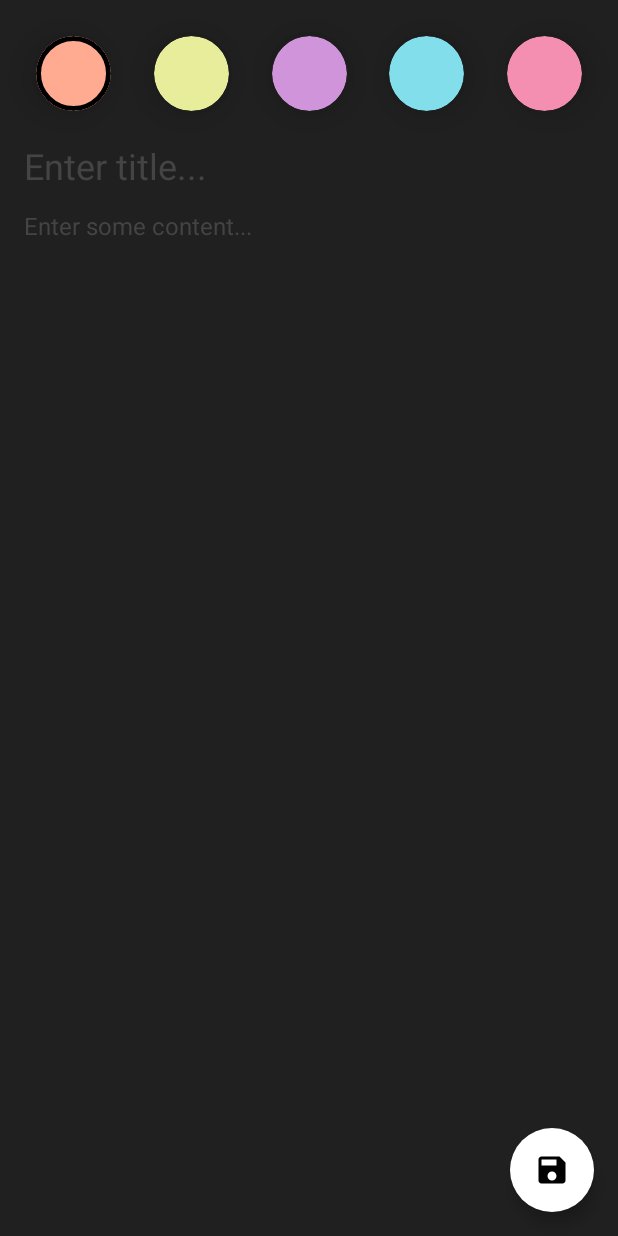
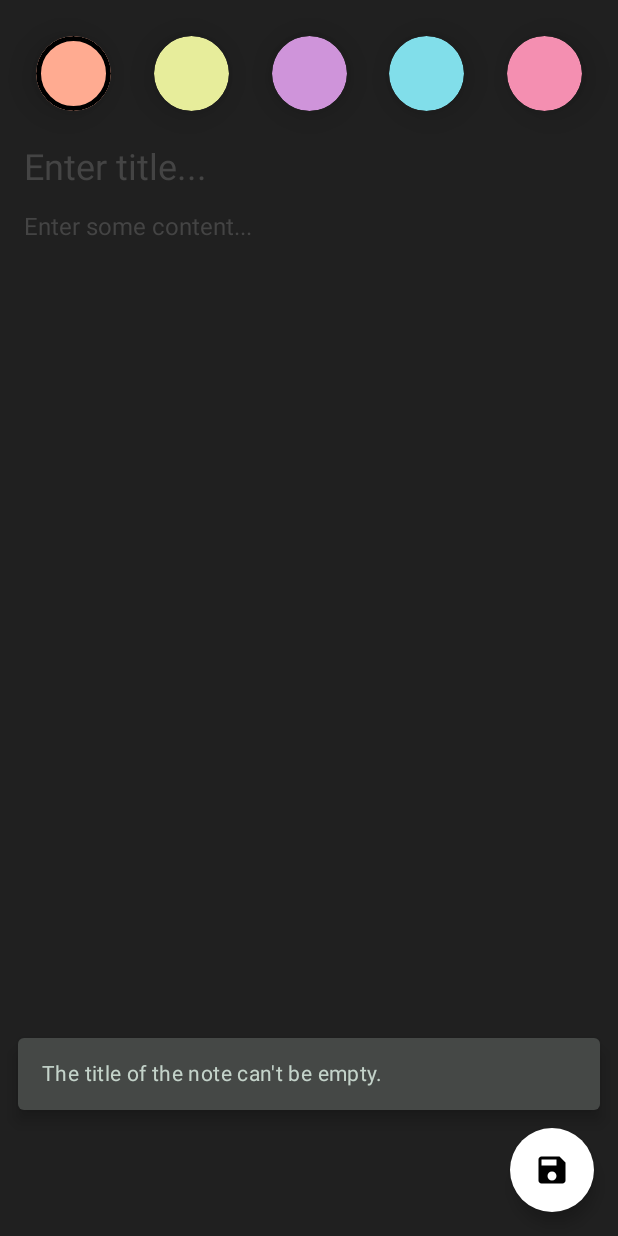
Before and after one commit to priyatoshd/CleanArchitectureNoteApp, an Android app built with Jetpack Compose: the composable AddEditNoteScreen called with empty values, after a tap on "Save Note", on a phone screen of 412 x 824 dp. Run offline under Robolectric (Android 15) with nearby library versions, the phone set to English and light mode, and no system bars; our stand-ins replace Dagger/Hilt's generated code, Room's generated code.

Commit message:
save error snack-bar fix and name update

```diff
--- a/app/src/main/java/com/priyatosh/cleanarchitecturenoteapp/feature_note/presentation/add_edit_note/AddEditNoteViewModel.kt
+++ b/app/src/main/java/com/priyatosh/cleanarchitecturenoteapp/feature_note/presentation/add_edit_note/AddEditNoteViewModel.kt
@@ -101,8 +101,10 @@ class AddEditNoteViewModel @Inject constructor(
                         )
                         _eventFlow.emit(UiEvent.SaveNote)
                     } catch (e: InvalidNoteException) {
-                        UiEvent.ShowSnackbar(
-                            message = e.message ?: "Couldn't save note"
+                        _eventFlow.emit(
+                            UiEvent.ShowSnackbar(
+                                message = e.message ?: "Couldn't save note"
+                            )
                         )
                     }
                 }
--- a/app/src/main/res/values/strings.xml
+++ b/app/src/main/res/values/strings.xml
@@ -1,5 +1,5 @@
 <resources>
-    <string name="app_name">CleanArchitectureNoteApp</string>
+    <string name="app_name">Notes</string>
 
     <!-- Notes List Screen  -->
     <string name="title_text">Title</string>
@@ -13,4 +13,5 @@
     <string name="sort_content_description">Sort Notes</string>
     <string name="note_deleted_text">Note deleted</string>
     <string name="save_note_content_description">Save Note</string>
+    <string name="empty_title">The title of the note can\'t be empty.</string>
 </resources>
```
